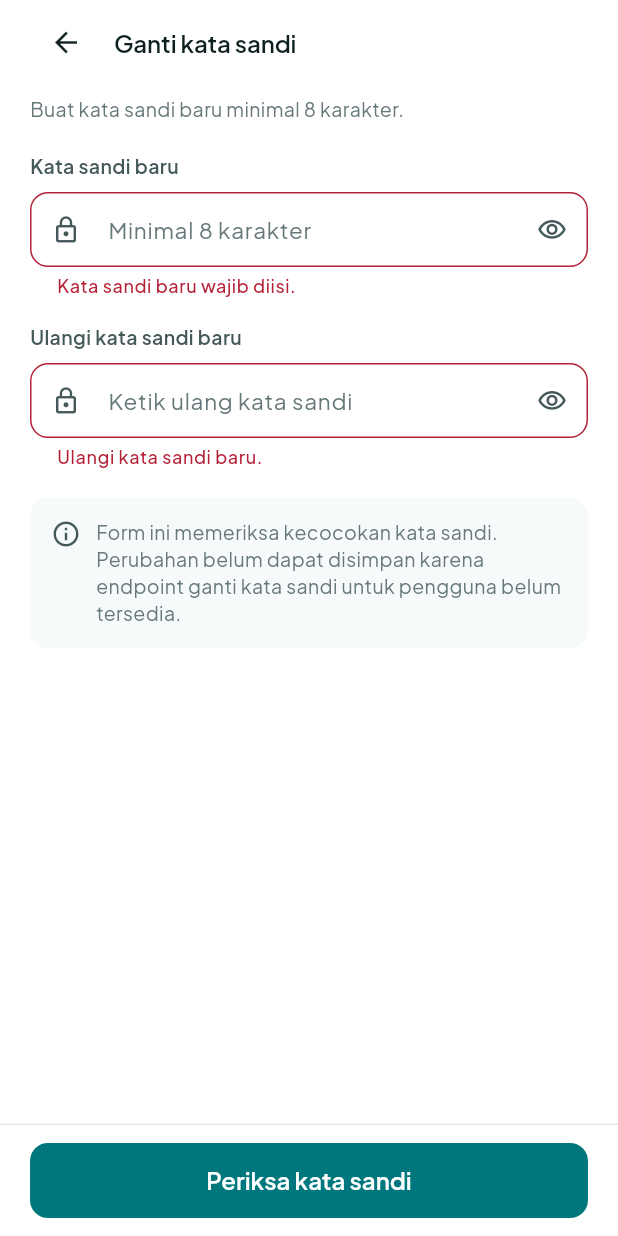
After one commit to evansswork/sim-g-gkka-mobile, a Flutter app: the GantiKataSandiPage screen opened by its route, after a tap on "Periksa kata sandi", on a phone screen of 412 x 824 dp. The commit adds this screen. Run offline on Flutter 3.47's test engine with Material 3 defaults, Android fonts, the phone set to English and light mode, and no system bars; our stand-ins replace dio, flutter_secure_storage, webview_flutter; accounts and stored records are empty; network calls fail.

Commit message:
feat(profile): tambah form ganti kata sandi

```diff
--- /dev/null
+++ b/lib/ganti_kata_sandi.dart
@@ -0,0 +1,160 @@
+import 'package:flutter/material.dart';
+
+import 'tema.dart';
+
+class GantiKataSandiPage extends StatefulWidget {
+  const GantiKataSandiPage({super.key});
+
+  @override
+  State<GantiKataSandiPage> createState() => _GantiKataSandiPageState();
+}
+
+class _GantiKataSandiPageState extends State<GantiKataSandiPage> {
+  final _formKey = GlobalKey<FormState>();
+  final _passwordController = TextEditingController();
+  final _confirmationController = TextEditingController();
+  bool _sembunyikanKataSandi = true;
+
+  @override
+  void dispose() {
+    _passwordController.dispose();
+    _confirmationController.dispose();
+    super.dispose();
+  }
+
+  @override
+  Widget build(BuildContext context) {
+    return Scaffold(
+      backgroundColor: Warna.permukaan,
+      body: SafeArea(
+        bottom: false,
+        child: SingleChildScrollView(
+          padding: const EdgeInsets.fromLTRB(20, 4, 20, 24),
+          child: Form(
+            key: _formKey,
+            child: Column(
+              crossAxisAlignment: CrossAxisAlignment.stretch,
+              children: [
+                const HeaderKembali('Ganti kata sandi'),
+                const SizedBox(height: 12),
+                const Text(
+                  'Buat kata sandi baru minimal 8 karakter.',
+                  style: Teks.sub,
+                ),
+                const SizedBox(height: 20),
+                _field(
+                  label: 'Kata sandi baru',
+                  controller: _passwordController,
+                  hint: 'Minimal 8 karakter',
+                  textInputAction: TextInputAction.next,
+                  validator: _validasiKataSandi,
+                ),
+                const SizedBox(height: 18),
+                _field(
+                  label: 'Ulangi kata sandi baru',
+                  controller: _confirmationController,
+                  hint: 'Ketik ulang kata sandi',
+                  textInputAction: TextInputAction.done,
+                  validator: (value) {
+                    if (value == null || value.isEmpty) {
+                      return 'Ulangi kata sandi baru.';
+                    }
+                    if (value != _passwordController.text) {
+                      return 'Kata sandi tidak sama.';
+                    }
+                    return null;
+                  },
+                ),
+                const SizedBox(height: 20),
+                Container(
+                  padding: const EdgeInsets.all(14),
+                  decoration: BoxDecoration(
+                    color: Warna.halus,
+                    borderRadius: BorderRadius.circular(12),
+                  ),
+                  child: const Row(
+                    crossAxisAlignment: CrossAxisAlignment.start,
+                    children: [
+                      Icon(
+                        Icons.info_outline,
+                        size: 20,
+                        color: Warna.teksKedua,
+                      ),
+                      SizedBox(width: 10),
+                      Expanded(
+                        child: Text(
+                          'Form ini memeriksa kecocokan kata sandi. '
+                          'Perubahan belum dapat disimpan karena endpoint '
+                          'ganti kata sandi untuk pengguna belum tersedia.',
+                          style: Teks.sub,
+                        ),
+                      ),
+                    ],
+                  ),
+                ),
+              ],
+            ),
+          ),
+        ),
+      ),
+      bottomNavigationBar: BilahBawah(
+        child: TombolMobile('Periksa kata sandi', onPressed: _periksaKataSandi),
+      ),
+    );
+  }
+
+  Widget _field({
+    required String label,
+    required TextEditingController controller,
+    required String hint,
+    required TextInputAction textInputAction,
+    required String? Function(String?) validator,
+  }) {
+    return IsianForm(
+      label: label,
+      child: TextFormField(
+        controller: controller,
+        obscureText: _sembunyikanKataSandi,
+        textInputAction: textInputAction,
+        autofillHints: const [AutofillHints.newPassword],
+        style: Teks.isi,
+        decoration: gayaInput(
+          hint: hint,
+          ikon: Icons.lock_outline,
+          suffix: IconButton(
+            tooltip: _sembunyikanKataSandi
+                ? 'Tampilkan kata sandi'
+                : 'Sembunyikan kata sandi',
+            onPressed: () =>
+                setState(() => _sembunyikanKataSandi = !_sembunyikanKataSandi),
+            icon: Icon(
+              _sembunyikanKataSandi
+                  ? Icons.visibility_outlined
+                  : Icons.visibility_off_outlined,
+              size: 20,
+              color: Warna.teksKedua,
+            ),
+          ),
+        ),
+        validator: validator,
+      ),
+    );
+  }
+
+  String? _validasiKataSandi(String? value) {
+    final password = value ?? '';
+    if (password.isEmpty) return 'Kata sandi baru wajib diisi.';
+    if (password.length < 8) return 'Minimal 8 karakter.';
+    if (password.length > 72) return 'Maksimal 72 karakter.';
+    return null;
+  }
+
+  void _periksaKataSandi() {
+    if (!_formKey.currentState!.validate()) return;
+
+    tampilkanPesan(
+      context,
+      'Kata sandi cocok, tetapi belum disimpan karena API belum tersedia.',
+    );
+  }
+}
--- a/lib/login_profil.dart
+++ b/lib/login_profil.dart
@@ -85,10 +85,8 @@ class _LoginProfilPageState extends State<LoginProfilPage> {
               BarisList(
                 ikon: Icons.lock_outline,
                 judul: 'Ganti kata sandi',
-                onTap: () => tampilkanPesan(
-                  context,
-                  'Fitur ganti kata sandi akan segera tersedia.',
-                ),
+                onTap: () =>
+                    Navigator.of(context).pushNamed('/ganti-kata-sandi'),
               ),
             ],
           ),
--- a/lib/pengaturan.dart
+++ b/lib/pengaturan.dart
@@ -54,7 +54,7 @@ class _PengaturanPageState extends State<PengaturanPage> {
                 ikon: Icons.lock_outline,
                 judul: 'Ganti kata sandi',
                 onTap: () =>
-                    tampilkanPesan(context, 'Fitur ini akan segera tersedia.'),
+                    Navigator.of(context).pushNamed('/ganti-kata-sandi'),
               ),
             ],
           ),
```
